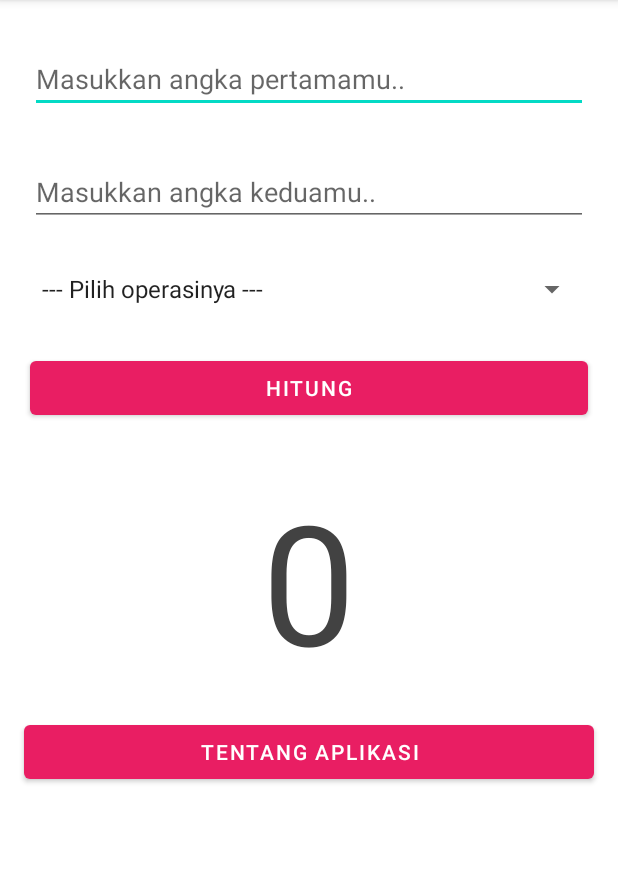
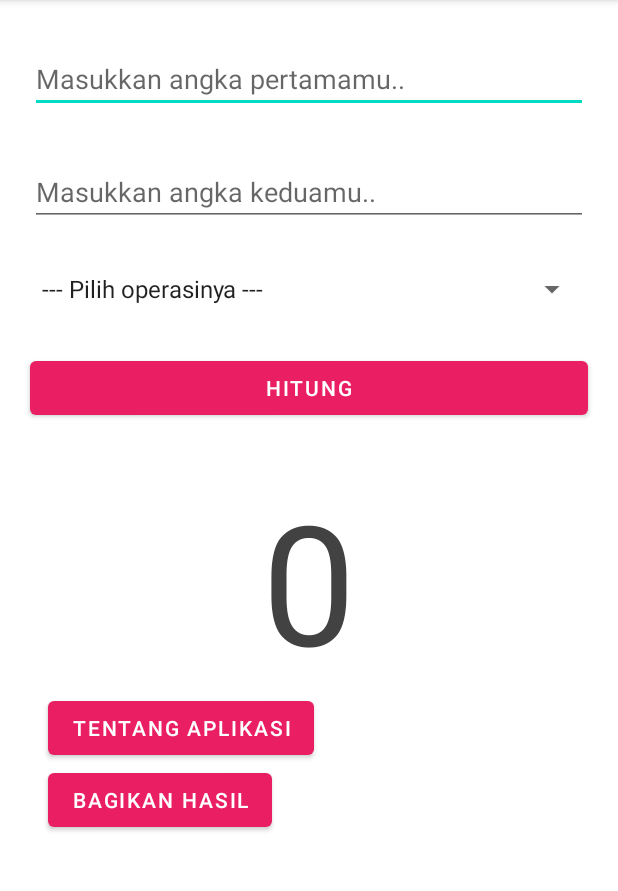
Before and after one commit to abdulraihanabray/Asessmen, an Android app: the screen it shows after launch (MainActivity), on a phone screen of 412 x 824 dp, the part 84-975 px from its top. Run offline under Robolectric (Android 15) with nearby library versions, the phone set to English and light mode, and no system bars; our stand-ins replace navigation-ui.

```diff
--- a/app/src/main/res/layout/fragment_hitung.xml
+++ b/app/src/main/res/layout/fragment_hitung.xml
@@ -60,17 +60,35 @@
 
         <Button
             android:id="@+id/tentangAplikasiButton"
-            android:layout_width="match_parent"
+            android:layout_width="wrap_content"
             android:layout_height="wrap_content"
-            android:layout_marginStart="16dp"
-            android:layout_marginTop="16dp"
+            android:layout_marginStart="32dp"
             android:layout_marginEnd="16dp"
-            android:layout_marginBottom="16dp"
             android:text="@string/tentangAplikasiButton"
-            app:layout_constraintBottom_toBottomOf="parent"
             app:layout_constraintEnd_toEndOf="parent"
+            app:layout_constraintEnd_toStartOf="@+id/shareButton"
+            app:layout_constraintHorizontal_chainStyle="packed"
             app:layout_constraintStart_toStartOf="parent"
             app:layout_constraintTop_toBottomOf="@+id/kategoriTextView"
+             />
+
+        <Button
+            android:id="@+id/shareButton"
+            android:layout_width="wrap_content"
+            android:layout_height="wrap_content"
+            android:layout_marginStart="32dp"
+            android:layout_marginEnd="16dp"
+            android:text="bagikan hasil"
+            app:layout_constraintEnd_toEndOf="parent"
+            app:layout_constraintStart_toEndOf="@+id/saranButton"
+            app:layout_constraintTop_toTopOf="@+id/saranButton" />
+
+        <androidx.constraintlayout.widget.Group
+            android:id="@+id/buttonGroup"
+            android:layout_width="wrap_content"
+            android:layout_height="wrap_content"
+            android:visibility="invisible"
+            app:constraint_referenced_ids="saranButton,shareButton"
             tools:visibility="visible" />
     </LinearLayout>
 </ScrollView>
```
